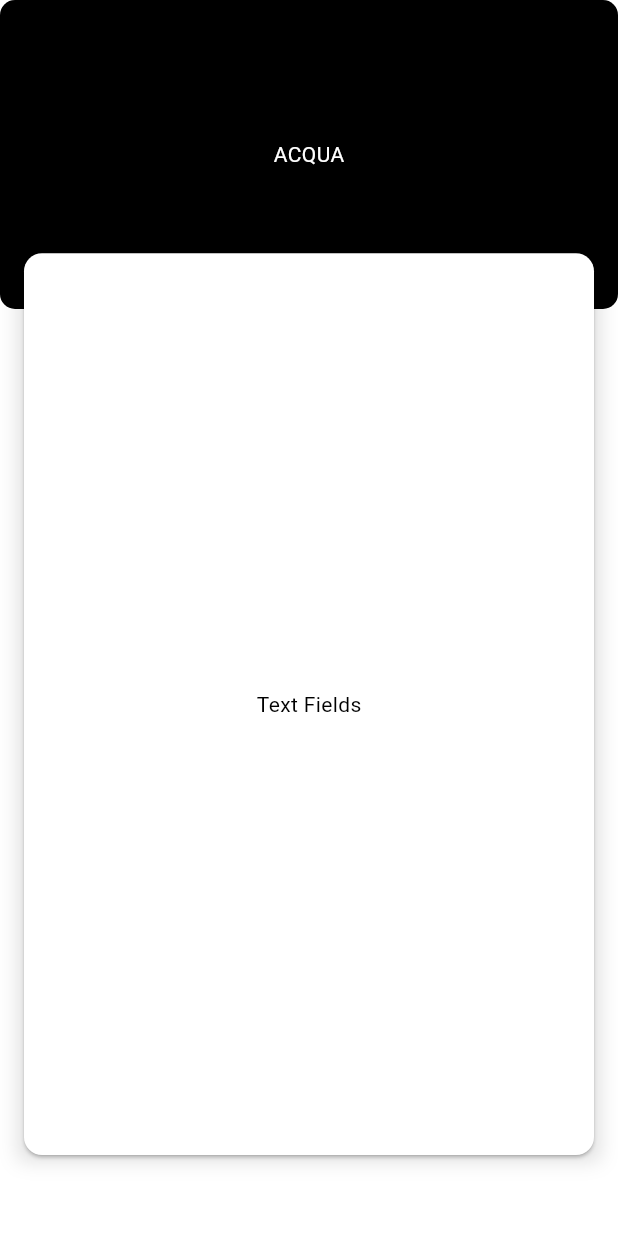
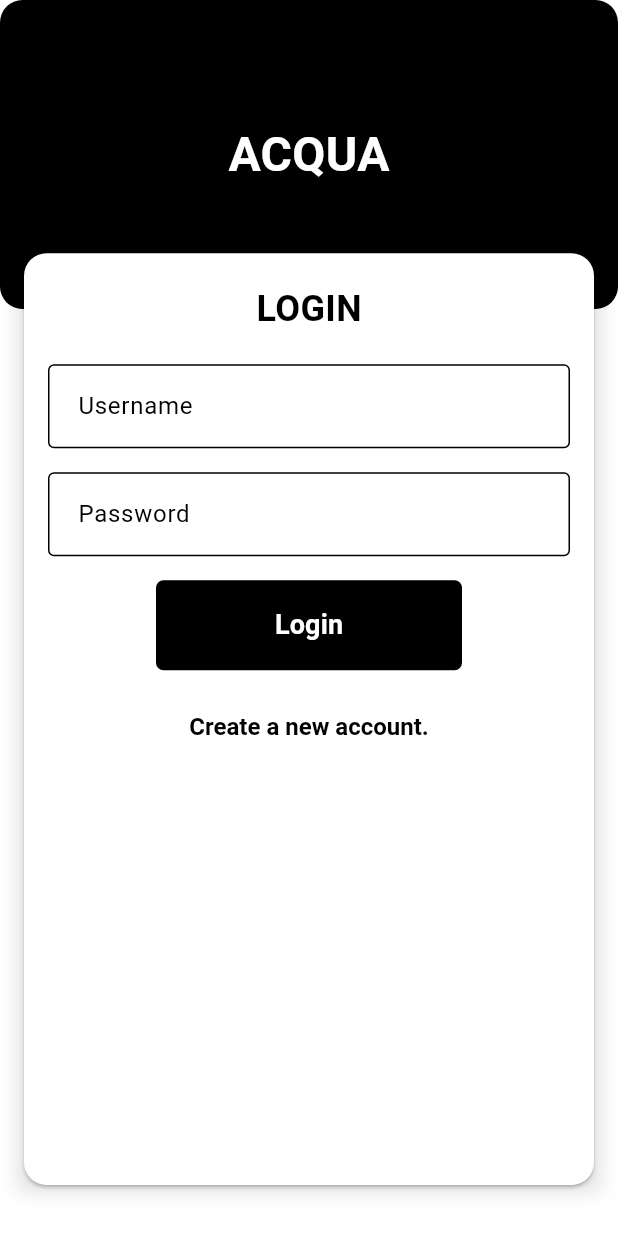
Before and after one commit to quebn/avert, a Flutter app: the screen it shows after launch, on a phone screen of 412 x 824 dp. Shown: the top 1233 px of the screen. Run offline on Flutter 3.47's test engine with Material 3 defaults, Android fonts, the phone set to English and light mode, and no system bars; our stand-ins replace email_validator, firebase_auth, google_fonts, hexcolor, permission_handler, sqflite; missing offline and left inert: baseflow_plugin_template, login, permission_handler_platform_interface; accounts and stored records are empty; statements that could not run were skipped.

Commit message:
more login screen stuff.

```diff
--- a/lib/core/app.dart
+++ b/lib/core/app.dart
@@ -1,5 +1,6 @@
-import "package:acqua/core.dart";
-import "package:acqua/utils.dart";
+import "package:acqua/core/utils.dart";
+import "package:acqua/core/home.dart";
+import "package:acqua/core/user.dart";
 import "package:flutter/material.dart";
 import "package:sqflite/sqflite.dart";
 import "package:permission_handler/permission_handler.dart";
@@ -45,6 +46,7 @@ class App extends StatelessWidget{
       onCreate: _onCreate,
       onOpen: _onOpen,
     );
+    printLog("After opening of Database Path:${db?.path}", level:LogLevel.warn);
   }
 
   static Future<bool> createAppDir() async {
--- /dev/null
+++ b/lib/core/components.dart
@@ -0,0 +1,4 @@
+export "package:acqua/core/components/acqua_input.dart";
+export "package:acqua/core/components/acqua_button.dart";
+export "package:acqua/core/components/acqua_link.dart";
+export "package:acqua/core/components/prompt_screen.dart";
--- /dev/null
+++ b/lib/core/components/acqua_button.dart
@@ -0,0 +1,43 @@
+import "package:flutter/material.dart";
+
+class AcquaButton extends StatelessWidget {
+  const AcquaButton({
+    super.key,
+    required this.buttonName,
+    required this.onPressed,
+    this.fontSize = 16,
+    this.xMargin = 0,
+    this.yMargin = 0,
+    this.width,
+    this.height,
+  });
+
+  final String buttonName;
+  final double fontSize;
+  final double xMargin, yMargin;
+  final double? width, height;
+  final VoidCallback? onPressed;
+
+  @override
+  Widget build(BuildContext context) {
+    return Container(
+      width:  width,
+      height: height,
+      margin: EdgeInsets.symmetric(horizontal: xMargin, vertical: yMargin),
+      child:  FilledButton(
+        style:  FilledButton.styleFrom(
+          shape: RoundedRectangleBorder(
+            borderRadius: BorderRadius.circular(5),
+          ),
+        ),
+        onPressed: onPressed,
+        child: Text(buttonName,
+          style: TextStyle(
+            fontSize: fontSize,
+            fontWeight: FontWeight.bold,
+          ),
+        ),
+      )
+    );
+  }
+}
--- a/lib/core/ui/acqua_input.dart
+++ b/lib/core/components/acqua_input.dart
@@ -9,67 +9,49 @@ enum AcquaInputType {
 class AcquaInput extends StatelessWidget {
   const AcquaInput({
     super.key,
-    required this.padding,
+    this.xPadding = 8,
+    this.yPadding = 8,
     required this.labelText,
     this.gapPadding = 8,
     this.inputType = AcquaInputType.text,
     required this.controller
   });
 
-  final EdgeInsetsGeometry padding;
   final String labelText;
+  final double xPadding, yPadding;
   final double gapPadding;
   final AcquaInputType inputType;
   final TextEditingController controller;
 
   bool get _shouldObscure {
-    switch (inputType) {
-      case AcquaInputType.password:
-        return true;
-      default:
-        return false;
-    }
+    return inputType == AcquaInputType.password;
   }
 
   bool get _shouldSuggest {
-    switch (inputType) {
-      case AcquaInputType.password:
-        return false;
-      default:
-        return true;
-    }
+    return inputType != AcquaInputType.password;
   }
 
   bool get _shouldAutoCorrect {
-    switch (inputType) {
-      case AcquaInputType.password:
-        return false;
-      default:
-        return true;
-    }
+    return inputType != AcquaInputType.password;
   }
 
   @override
   Widget build(BuildContext context) {
     return Padding(
-      padding: padding,
+      padding: EdgeInsets.symmetric(horizontal: xPadding, vertical: yPadding),
       child: TextField(
         obscureText: _shouldObscure,
         enableSuggestions: _shouldSuggest,
         autocorrect: _shouldAutoCorrect,
         controller: controller,
         decoration: InputDecoration(
-          //filled: true,
-          //fillColor: Colors.black,
           iconColor: Colors.white,
           border: OutlineInputBorder(
             gapPadding: gapPadding,
-            //borderSide: BorderSide(width:5, color:Colors.red)
           ),
           labelText: labelText,
         )
       )
     );
   }
-
 }
--- /dev/null
+++ b/lib/core/components/acqua_link.dart
@@ -0,0 +1,38 @@
+import "package:flutter/gestures.dart";
+import "package:flutter/material.dart";
+
+
+class AcquaLink extends StatelessWidget {
+  const AcquaLink({super.key,
+    required this.linkText,
+    required this.onPressed,
+    this.linkSize = 14,
+    this.xMargin = 8,
+    this.yMargin = 8,
+  });
+
+  final String linkText;
+  final double linkSize;
+  final double xMargin, yMargin;
+  final VoidCallback onPressed;
+
+  @override
+  Widget build(BuildContext context) {
+    return Container(
+      margin: EdgeInsets.symmetric(horizontal: xMargin, vertical: yMargin),
+      child: Center(
+        child: RichText(
+          text: TextSpan(
+            recognizer: TapGestureRecognizer()..onTap = onPressed,
+            text: linkText,
+            style: TextStyle(
+              color: Colors.black,
+              fontSize: linkSize,
+              fontWeight: FontWeight.bold,
+            )
+          )
+        ),
+      )
+    );
+  }
+}
--- a/lib/core/document.dart
+++ b/lib/core/document.dart
@@ -1,4 +1,4 @@
-import "package:acqua/core.dart";
+import "package:flutter/material.dart";
 
 class Document {
   Document({required this.name,}): createdAt = DateTime.now();
--- a/lib/core/home.dart
+++ b/lib/core/home.dart
@@ -1,7 +1,7 @@
 import "package:flutter/material.dart";
-import "package:acqua/core.dart";
+import "package:acqua/core/components.dart";
 import "package:acqua/core/login.dart";
-import "package:acqua/utils.dart";
+import "package:acqua/core/utils.dart";
 
 class HomePage extends StatefulWidget {
   HomePage({super.key, required this.title}) {
--- a/lib/core/login.dart
+++ b/lib/core/login.dart
@@ -1,6 +1,7 @@
 import "package:flutter/material.dart";
-import "package:acqua/core.dart";
-import "package:acqua/utils.dart";
+import "package:acqua/core/components.dart";
+import "package:acqua/core/app.dart";
+import "package:acqua/core/utils.dart";
 import "package:crypto/crypto.dart";
 import "dart:convert";
 
@@ -13,24 +14,26 @@ class LoginPage extends StatefulWidget {
 
 class _LoginPageState extends State<LoginPage> {
 
+  bool isLogin = true;
+
   @override
   Widget build(BuildContext context) {
     printLog("Building login state!");
-    TextEditingController userCon = TextEditingController();
-    TextEditingController passwordCon = TextEditingController();
-
     return Scaffold(
       body: Stack(
         children: [
           Container(
             decoration: BoxDecoration(
               color: Colors.black,
-              borderRadius: BorderRadius.circular(10.0),
+              borderRadius: BorderRadius.circular(15.0),
             ),
             height: MediaQuery.sizeOf(context).height / 4,
             child: Center(
               child: const Text("ACQUA",
                 style: TextStyle(
+                  //fontFamily: "Roboto",
+                  fontSize: 32.0,
+                  fontWeight: FontWeight.bold,
                   color: Colors.white,
                 ),
               ),
@@ -49,12 +52,18 @@ class _LoginPageState extends State<LoginPage> {
               left:   12.0,
               right:  12.0,
               top:    MediaQuery.sizeOf(context).height / 5,
-              bottom: 50.0,
+              bottom: 30.0,
             ),
             child: Card(
+              shape: RoundedRectangleBorder(
+                borderRadius: BorderRadius.circular(15),
+              ),
               shadowColor: Colors.black,
               child: Center(
-                child: const Text("Text Fields"),
+                child: Padding(
+                  padding: EdgeInsets.all(8.0),
+                  child: isLogin ? loginBody(context) : signupBody(context),
+                )
               )
             )
           )
@@ -63,30 +72,53 @@ class _LoginPageState extends State<LoginPage> {
     );
   }
 
-  Widget loginBody(BuildContext context, TextEditingController userCon, TextEditingController passwordCon) {
+  Widget loginBody(BuildContext context) {
+
+    TextEditingController userCon = TextEditingController();
+    TextEditingController passwordCon = TextEditingController();
+
     List<Widget> children = <Widget>[
-      //const Text("Login as a User"),
+      Padding(
+        padding: EdgeInsets.symmetric(
+          vertical: 12.0,
+        ),
+        child: const Text( "LOGIN",
+          style: TextStyle(
+            fontSize: 24.0,
+            fontWeight: FontWeight.bold,
+          ),
+        ),
+      ),
+      Expanded(
+        child: ListView(
+          //physics: ClampingScrollPhysics(),
+          padding: EdgeInsets.zero,
+          children: [
             AcquaInput(
               labelText: "Username",
-        padding: EdgeInsets.all(8.0),
               controller: userCon,
             ),
             AcquaInput(
               labelText: "Password",
-        padding: EdgeInsets.all(8.0),
               controller: passwordCon,
-      ),
-      Row(
-        children: <Widget>[
-          AcquaButton(
-            buttonName:"Sign Up",
-            onPressed:() => signupPage(context),
             ),
             AcquaButton(
               buttonName:"Login",
+              fontSize: 18,
+              xMargin: 80,
+              yMargin: 8,
+              height:  60,
               onPressed:() => onLogin(userCon.text, passwordCon.text),
             ),
+            AcquaLink(
+              linkText: "Create a new account.",
+              linkSize: 16,
+              yMargin: 20,
+              onPressed: (){ printLog("Pressed Link"); },
+            ),
+
           ],
+        )
       ),
     ];
     return Center(
@@ -121,20 +153,17 @@ class _LoginPageState extends State<LoginPage> {
 
     List<Widget> children = <Widget>[
       AcquaInput(
-        labelText: "Username",
-        padding: EdgeInsets.all(8.0),
+        labelText:  "Username",
         controller: userCon,
       ),
       AcquaInput(
-        labelText: "Password",
-        inputType: AcquaInputType.password,
-        padding: EdgeInsets.all(8.0),
+        labelText:  "Password",
+        inputType:  AcquaInputType.password,
         controller: pwdCon,
       ),
       AcquaInput(
-        labelText: "Confirm Password",
-        inputType: AcquaInputType.password,
-        padding: EdgeInsets.all(8.0),
+        labelText:  "Confirm Password",
+        inputType:  AcquaInputType.password,
         controller: pwdConfirmCon,
       ),
       Row(
--- a/lib/core/user.dart
+++ b/lib/core/user.dart
@@ -1,4 +1,4 @@
-import "package:acqua/utils.dart";
+import "package:acqua/core/utils.dart";
 
 class User {
   User({
--- /dev/null
+++ b/lib/core/utils.dart
@@ -0,0 +1 @@
+export "package:acqua/core/utils/logger.dart";
--- a/lib/main.dart
+++ b/lib/main.dart
@@ -1,11 +1,9 @@
 import "package:flutter/material.dart";
-import "package:acqua/core.dart";
-import "package:acqua/utils.dart";
+import "package:acqua/core/app.dart";
 
 void main() async {
   WidgetsFlutterBinding.ensureInitialized();
   await App.createAppDir();
   await App.dbInit();
-  printLog("After opening of Database Path:${App.db?.path}", level:LogLevel.warn);
   runApp(App());
 }
--- a/lib/utils.dart
+++ /dev/null
@@ -1 +0,0 @@
-export "package:acqua/utils/logger.dart";
```
Also changed, not shown: lib/core.dart (deleted, +0 -10 lines), lib/core/ui/acqua_button.dart (deleted, +0 -29 lines), lib/core/components/prompt_screen.dart (renamed from lib/core/ui/prompt_screen.dart), lib/core/utils/logger.dart (renamed from lib/utils/logger.dart), 1 other file. Lines whose indentation alone changed are shown as unchanged.
